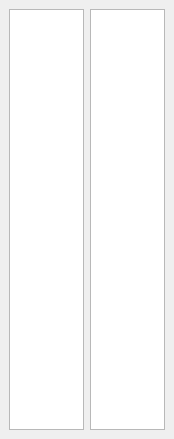
Qt form ui/ColorChooseDock.ui (robertogerson/pucrio-sumColors) before a commit.
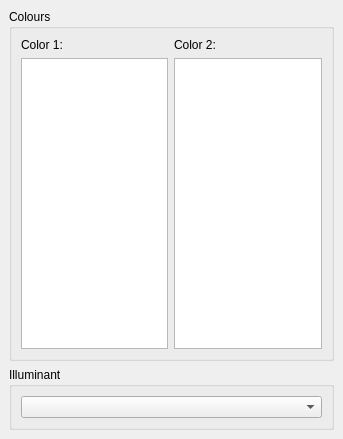
The same form after that commit.

Commit message: maint: User able to change illuminant.

Patch:
```diff
--- a/ui/ColorChooseDock.ui
+++ b/ui/ColorChooseDock.ui
@@ -6,7 +6,7 @@
    <rect>
     <x>0</x>
     <y>0</y>
-    <width>174</width>
+    <width>343</width>
     <height>439</height>
    </rect>
   </property>
@@ -14,12 +14,47 @@
    <string>Choose Colours:</string>
   </property>
   <widget class="QWidget" name="dockWidgetContents">
-   <layout class="QHBoxLayout" name="horizontalLayout">
+   <layout class="QVBoxLayout" name="verticalLayout">
     <item>
-     <widget class="QListWidget" name="listWidgetColor1"/>
+     <widget class="QGroupBox" name="groupBox">
+      <property name="title">
+       <string>Colours</string>
+      </property>
+      <layout class="QGridLayout" name="gridLayout">
+       <item row="1" column="1">
+        <widget class="QListWidget" name="listWidgetColor2"/>
+       </item>
+       <item row="1" column="0">
+        <widget class="QListWidget" name="listWidgetColor1"/>
+       </item>
+       <item row="0" column="0">
+        <widget class="QLabel" name="label">
+         <property name="text">
+          <string>Color 1:</string>
+         </property>
+        </widget>
+       </item>
+       <item row="0" column="1">
+        <widget class="QLabel" name="label_2">
+         <property name="text">
+          <string>Color 2:</string>
+         </property>
+        </widget>
+       </item>
+      </layout>
+     </widget>
     </item>
     <item>
-     <widget class="QListWidget" name="listWidgetColor2"/>
+     <widget class="QGroupBox" name="groupBox_2">
+      <property name="title">
+       <string>Illuminant</string>
+      </property>
+      <layout class="QVBoxLayout" name="verticalLayout_2">
+       <item>
+        <widget class="QComboBox" name="comboBox"/>
+       </item>
+      </layout>
+     </widget>
     </item>
    </layout>
   </widget>
```
Left out of the diff: 2 changed lines with no effect on the pictures. The commit also changes 13 other files.
